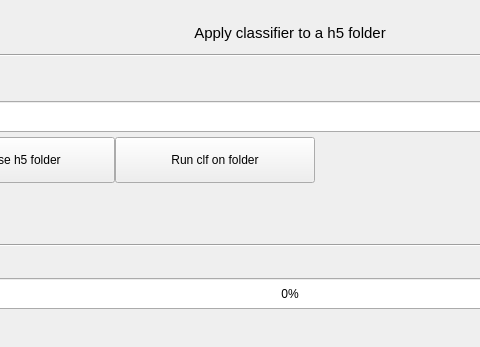
First picture: the form in pyecog/visualisation/clf_window.ui, repository jcornford/pyecog, before the edit; both pictures show x 105 to 585 and y 643 to 990 of the 790 by 990 pixel window.
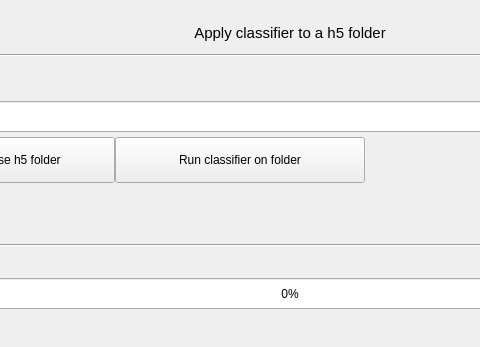
Second picture: the form after the edit.

Commit message: Minor change to classifier window

The edit to the form file:
```diff
--- a/pyecog/visualisation/clf_window.ui
+++ b/pyecog/visualisation/clf_window.ui
@@ -329,12 +329,12 @@
     <rect>
      <x>220</x>
      <y>780</y>
-     <width>200</width>
+     <width>250</width>
      <height>46</height>
     </rect>
    </property>
    <property name="text">
-    <string>Run clf on folder</string>
+    <string>Run classifier on folder</string>
    </property>
   </widget>
   <widget class="Line" name="line_4">
```
The commit also changes 1 other file.
